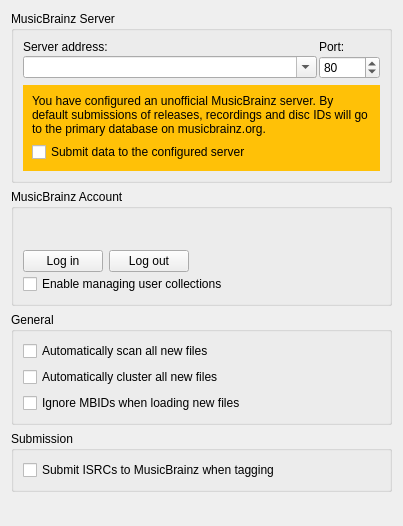
Above: ui/options_general.ui from metabrainz/picard before the change. Below: the same form after it.
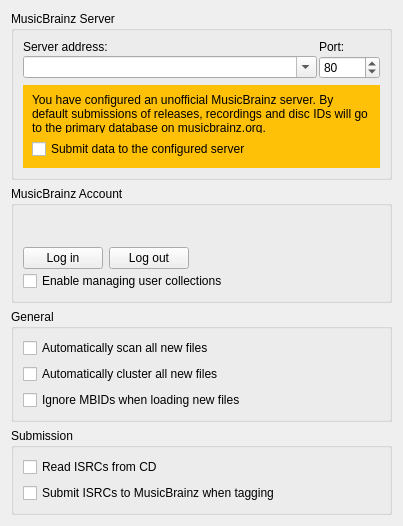
That is the form after the change.

Commit message:
Display extracted ISRCs in CD lookup dialog and submit after load
Add 'View ISRCs (N)' button to CDLookupDialog showing per-track
ISRCs in a DiscISRCDialog.  Pass disc ISRCs to Album on load;
after album finishes loading, add ISRCs to track metadata and
register for submission using normalized_isrcs() for robust
comparison.  Add 'Read ISRCs from CD' option to the General
options page UI.

Patch:
```diff
--- a/ui/options_general.ui
+++ b/ui/options_general.ui
@@ -218,6 +218,16 @@
       <string>Submission</string>
      </property>
      <layout class="QVBoxLayout" name="verticalLayout_2">
+      <item>
+       <widget class="QCheckBox" name="read_isrcs_from_disc">
+        <property name="toolTip">
+         <string>When enabled, ISRCs will be read from the CD during disc lookup. This may significantly slow down the disc read on some drives.</string>
+        </property>
+        <property name="text">
+         <string>Read ISRCs from CD</string>
+        </property>
+       </widget>
+      </item>
       <item>
        <widget class="QCheckBox" name="submit_isrcs">
         <property name="toolTip">
```
Left out of the diff: 1 changed line with no effect on the pictures. The commit also changes 4 other files.
